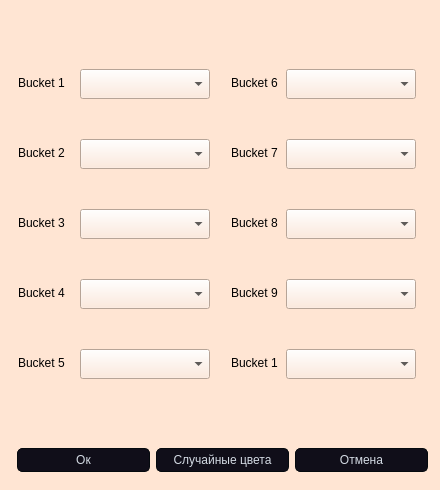
This is window_colors.ui in dxdate/VEDRA as Qt 5 draws it before an edit. The edited form follows.
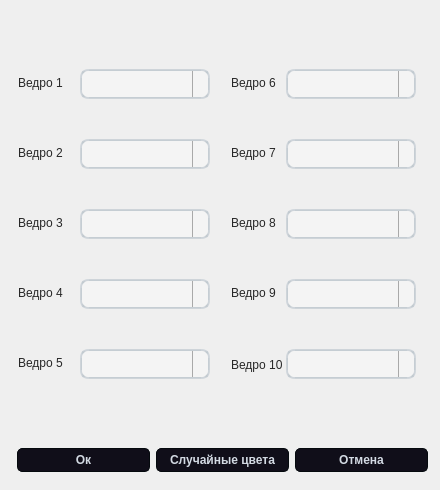
This is the edited form. Icons and pictures are not drawn.

Diff of the .ui file:
```diff
--- a/window_colors.ui
+++ b/window_colors.ui
@@ -26,7 +26,434 @@
    <string>Настройки цвета</string>
   </property>
   <property name="styleSheet">
-   <string notr="true">background-color: rgb(255, 229, 211);</string>
+   <string notr="true">
+QMainWindow {
+    background-color:#ececec;
+}
+QPushButton, QToolButton, QCommandLinkButton{
+    padding: 0 5px 0 5px;
+    border-style: solid;
+    border-top-color: qlineargradient(spread:pad, x1:0, y1:0, x2:0, y2:1, stop:0 #c1c9cf, stop:1 #d2d8dd);
+    border-right-color: qlineargradient(spread:pad, x1:1, y1:0, x2:0, y2:0, stop:0 #c1c9cf, stop:1 #d2d8dd);
+    border-bottom-color: qlineargradient(spread:pad, x1:0, y1:1, x2:0, y2:0, stop:0 #c1c9cf, stop:1 #d2d8dd);
+    border-left-color: qlineargradient(spread:pad, x1:0, y1:0, x2:1, y2:0, stop:0 #c1c9cf, stop:1 #d2d8dd);
+    border-width: 2px;
+    border-radius: 8px;
+    color: #616161;
+    font-weight: bold;
+    background-color: qlineargradient(spread:pad, x1:0.5, y1:0, x2:0.5, y2:1, stop:0 #fbfdfd, stop:0.5 #ffffff, stop:1 #fbfdfd);
+}
+QPushButton::default, QToolButton::default, QCommandLinkButton::default{
+    border: 2px solid transparent;
+    color: #FFFFFF;
+    background-color: qlineargradient(spread:pad, x1:0.5, y1:0, x2:0.5, y2:1, stop:0 #84afe5, stop:1 #1168e4);
+}
+QPushButton:hover, QToolButton:hover, QCommandLinkButton:hover{
+    color: #3d3d3d;
+}
+QPushButton:pressed, QToolButton:pressed, QCommandLinkButton:pressed{
+    color: #aeaeae;
+    background-color: qlineargradient(spread:pad, x1:0.5, y1:0, x2:0.5, y2:1, stop:0 #ffffff, stop:0.5 #fbfdfd, stop:1 #ffffff);
+}
+QPushButton:disabled, QToolButton:disabled, QCommandLinkButton:disabled{
+    color: #616161;
+    background-color: qlineargradient(spread:pad, x1:0.5, y1:0, x2:0.5, y2:1, stop:0 #dce7eb, stop:0.5 #e0e8eb, stop:1 #dee7ec);
+}
+QLineEdit, QTextEdit, QPlainTextEdit, QSpinBox, QDoubleSpinBox, QTimeEdit, QDateEdit, QDateTimeEdit {
+    border-width: 2px;
+    border-radius: 8px;
+    border-style: solid;
+    border-top-color: qlineargradient(spread:pad, x1:0.5, y1:1, x2:0.5, y2:0, stop:0 #c1c9cf, stop:1 #d2d8dd);
+    border-right-color: qlineargradient(spread:pad, x1:0, y1:0, x2:1, y2:0, stop:0 #c1c9cf, stop:1 #d2d8dd);
+    border-bottom-color: qlineargradient(spread:pad, x1:0.5, y1:0, x2:0.5, y2:1, stop:0 #c1c9cf, stop:1 #d2d8dd);
+    border-left-color: qlineargradient(spread:pad, x1:1, y1:0, x2:0, y2:0, stop:0 #c1c9cf, stop:1 #d2d8dd);
+    background-color: #f4f4f4;
+    color: #3d3d3d;
+}
+QLineEdit:focus, QTextEdit:focus, QPlainTextEdit:focus, QSpinBox:focus, QDoubleSpinBox:focus, QTimeEdit:focus, QDateEdit:focus, QDateTimeEdit:focus {
+    border-width: 2px;
+    border-radius: 8px;
+    border-style: solid;
+    border-top-color: qlineargradient(spread:pad, x1:0.5, y1:1, x2:0.5, y2:0, stop:0 #85b7e3, stop:1 #9ec1db);
+    border-right-color: qlineargradient(spread:pad, x1:0, y1:0, x2:1, y2:0, stop:0 #85b7e3, stop:1 #9ec1db);
+    border-bottom-color: qlineargradient(spread:pad, x1:0.5, y1:0, x2:0.5, y2:1, stop:0 #85b7e3, stop:1 #9ec1db);
+    border-left-color: qlineargradient(spread:pad, x1:1, y1:0, x2:0, y2:0, stop:0 #85b7e3, stop:1 #9ec1db);
+    background-color: #f4f4f4;
+    color: #3d3d3d;
+}
+QLineEdit:disabled, QTextEdit:disabled, QPlainTextEdit:disabled, QSpinBox:disabled, QDoubleSpinBox:disabled, QTimeEdit:disabled, QDateEdit:disabled, QDateTimeEdit:disabled {
+    color: #b9b9b9;
+}
+QSpinBox::up-button, QDoubleSpinBox::up-button, QTimeEdit::up-button, QDateEdit::up-button, QDateTimeEdit::up-button {
+    subcontrol-origin: padding;
+    subcontrol-position: top right;
+    width: 15px;
+    color: #272727;
+    border-left-width: 1px;
+    border-left-color: darkgray;
+    border-left-style: solid;
+    border-top-right-radius: 3px;
+    padding: 3px;
+}
+QSpinBox::down-button, QDoubleSpinBox::down-button, QTimeEdit::down-button, QDateEdit::down-button, QDateTimeEdit::down-button {
+    subcontrol-origin: padding;
+    subcontrol-position: bottom right;
+    width: 15px;
+    color: #272727;
+    border-left-width: 1px;
+    border-left-color: darkgray;
+    border-left-style: solid;
+    border-bottom-right-radius: 3px;
+    padding: 3px;
+}
+QSpinBox::up-button:pressed, QDoubleSpinBox::up-button:pressed, QTimeEdit::up-button:pressed, QDateEdit::up-button:pressed, QDateTimeEdit::up-button:pressed {
+    color: #aeaeae;
+    background-color: qlineargradient(spread:pad, x1:0.5, y1:0, x2:0.5, y2:1, stop:0 #ffffff, stop:0.5 #fbfdfd, stop:1 #ffffff);
+}
+QSpinBox::down-button:pressed, QDoubleSpinBox::down-button:pressed, QTimeEdit::down-button:pressed, QDateEdit::down-button:pressed, QDateTimeEdit::down-button:pressed {
+    color: #aeaeae;
+    background-color: qlineargradient(spread:pad, x1:0.5, y1:0, x2:0.5, y2:1, stop:0 #ffffff, stop:0.5 #fbfdfd, stop:1 #ffffff);
+}
+QSpinBox::up-button:hover, QDoubleSpinBox::up-button:hover, QTimeEdit::up-button:hover, QDateEdit::up-button:hover, QDateTimeEdit::up-button:hover {
+    color: #FFFFFF;
+    border-top-right-radius: 5px;
+    background-color: qlineargradient(spread:pad, x1:0.5, y1:0, x2:0.5, y2:1, stop:0 #84afe5, stop:1 #1168e4);
+    
+}
+QSpinBox::down-button:hover, QDoubleSpinBox::down-button:hover, QTimeEdit::down-button:hover, QDateEdit::down-button:hover, QDateTimeEdit::down-button:hover {
+    color: #FFFFFF;
+    border-bottom-right-radius: 5px;
+    background-color: qlineargradient(spread:pad, x1:0.5, y1:0, x2:0.5, y2:1, stop:0 #84afe5, stop:1 #1168e4);
+}
+QSpinBox::up-arrow, QDoubleSpinBox::up-arrow, QTimeEdit::up-arrow, QDateEdit::up-arrow, QDateTimeEdit::up-arrow {
+    image: url(/usr/share/icons/Adwaita/16x16/actions/go-up-symbolic.symbolic.png);
+}
+QSpinBox::down-arrow, QDoubleSpinBox::down-arrow, QTimeEdit::down-arrow, QDateEdit::down-arrow, QDateTimeEdit::down-arrow {
+    image: url(/usr/share/icons/Adwaita/16x16/actions/go-down-symbolic.symbolic.png);
+}
+QProgressBar {
+    max-height: 8px;
+    text-align: center;
+    font: italic bold 11px;
+    color: #3d3d3d;
+    border: 1px solid transparent;
+    border-radius:4px;
+    background-color: qlineargradient(spread:pad, x1:0, y1:0, x2:0, y2:1, stop:0 #ddd5d5, stop:0.5 #dad3d3, stop:1 #ddd5d5);
+}
+QProgressBar::chunk {
+    background-color: qlineargradient(spread:pad, x1:0, y1:0, x2:0, y2:1, stop:0 #467dd1, stop:0.5 #3b88fc, stop:1 #467dd1);
+    border-radius: 4px;
+}
+QProgressBar:disabled {
+    color: #616161;
+}
+QProgressBar::chunk:disabled {
+    background-color: #aeaeae;
+}
+QSlider::groove {
+    border: 1px solid #bbbbbb;
+    background-color: #52595d;
+    border-radius: 4px;
+}
+QSlider::groove:horizontal {
+    height: 6px;
+}
+QSlider::groove:vertical {
+    width: 6px;
+}
+QSlider::handle:horizontal {
+    background: #ffffff;
+    border-style: solid;
+    border-width: 1px;
+    border-color: rgb(207,207,207);
+    width: 12px;
+    margin: -5px 0;
+    border-radius: 7px;
+}
+QSlider::handle:vertical {
+    background: #ffffff;
+    border-style: solid;
+    border-width: 1px;
+    border-color: rgb(207,207,207);
+    height: 12px;
+    margin: 0 -5px;
+    border-radius: 7px;
+}
+QSlider::add-page, QSlider::sub-page {
+    border: 1px transparent;
+    background-color: #52595d;
+    border-radius: 4px;
+}
+QSlider::add-page:horizontal {
+    background: qlineargradient(spread:pad, x1:0, y1:0, x2:0, y2:1, stop:0 #ddd5d5, stop:0.5 #dad3d3, stop:1 #ddd5d5);
+}
+QSlider::sub-page:horizontal {
+    background-color: qlineargradient(spread:pad, x1:0, y1:0, x2:1, y2:0, stop:0 #467dd1, stop:0.5 #3b88fc, stop:1 #467dd1);
+}
+QSlider::add-page:vertical {
+    background-color: qlineargradient(spread:pad, x1:0, y1:0, x2:0, y2:1, stop:0 #467dd1, stop:0.5 #3b88fc, stop:1 #467dd1);
+}
+QSlider::sub-page:vertical {
+    background: qlineargradient(spread:pad, x1:0, y1:0, x2:1, y2:0, stop:0 #ddd5d5, stop:0.5 #dad3d3, stop:1 #ddd5d5);
+}
+QSlider::add-page:horizontal:disabled, QSlider::sub-page:horizontal:disabled, QSlider::add-page:vertical:disabled, QSlider::sub-page:vertical:disabled {
+    background: #b9b9b9;
+}
+QComboBox, QFontComboBox {
+    border-width: 2px;
+    border-radius: 8px;
+    border-style: solid;
+    border-top-color: qlineargradient(spread:pad, x1:0.5, y1:1, x2:0.5, y2:0, stop:0 #c1c9cf, stop:1 #d2d8dd);
+    border-right-color: qlineargradient(spread:pad, x1:0, y1:0, x2:1, y2:0, stop:0 #c1c9cf, stop:1 #d2d8dd);
+    border-bottom-color: qlineargradient(spread:pad, x1:0.5, y1:0, x2:0.5, y2:1, stop:0 #c1c9cf, stop:1 #d2d8dd);
+    border-left-color: qlineargradient(spread:pad, x1:1, y1:0, x2:0, y2:0, stop:0 #c1c9cf, stop:1 #d2d8dd);
+    background-color: #f4f4f4;
+    color: #272727;
+    padding-left: 5px;
+}
+QComboBox:editable, QComboBox:!editable, QComboBox::drop-down:editable, QComboBox:!editable:on, QComboBox::drop-down:editable:on {
+    background: #ffff;
+}
+QComboBox::drop-down {
+    subcontrol-origin: padding;
+    subcontrol-position: top right;
+    width: 15px;
+    color: #272727;
+    border-left-width: 1px;
+    border-left-color: darkgray;
+    border-left-style: solid;
+    border-top-right-radius: 3px;
+    border-bottom-right-radius: 3px;
+}
+QComboBox::down-arrow {
+    image: url(/usr/share/icons/Adwaita/16x16/actions/go-down-symbolic.symbolic.png); /*Adawaita icon thene*/
+}
+
+QComboBox::down-arrow:on {
+    top: 1px;
+    left: 1px;
+}
+QComboBox QAbstractItemView {
+    border: 1px solid darkgray;
+    border-radius: 8px;
+    selection-background-color: #dadada;
+    selection-color: #272727;
+    color: #272727;
+    background: white;
+}
+QLabel, QCheckBox, QRadioButton {
+    color: #272727;
+}
+QCheckBox {
+    padding: 2px;
+}
+QCheckBox:disabled, QRadioButton:disabled {
+    color: #808086;
+    padding: 2px;
+}
+
+QCheckBox:hover {
+    border-radius:4px;
+    border-style:solid;
+    padding-left: 1px;
+    padding-right: 1px;
+    padding-bottom: 1px;
+    padding-top: 1px;
+    border-width:1px;
+    border-color: transparent;
+}
+QCheckBox::indicator:checked {
+    image: url(/usr/share/icons/Adwaita/16x16/actions/object-select-symbolic.symbolic.png);
+    height: 15px;
+    width: 15px;
+    border-style:solid;
+    border-width: 1px;
+    border-color: #48a5fd;
+    color: #ffffff;
+    border-radius: 3px;
+    background-color: qlineargradient(spread:pad, x1:0, y1:0, x2:0, y2:1, stop:0 #48a5fd, stop:0.5 #329cfb, stop:1 #48a5fd);
+}
+QCheckBox::indicator:unchecked {
+    
+    height: 15px;
+    width: 15px;
+    border-style:solid;
+    border-width: 1px;
+    border-color: #48a5fd;
+    border-radius: 3px;
+    background-color: #fbfdfa;
+}
+QLCDNumber {
+    color: #616161;;
+}
+QMenuBar {
+    background-color: #ececec;
+}
+QMenuBar::item {
+    color: #616161;
+    spacing: 3px;
+    padding: 1px 4px;
+    background-color: #ececec;
+}
+
+QMenuBar::item:selected {
+    background-color: #dadada;
+    color: #3d3d3d;
+}
+QMenu {
+    background-color: #ececec;
+}
+QMenu::item:selected {
+    background-color: #dadada;
+    color: #3d3d3d;
+}
+QMenu::item {
+    color: #616161;;
+    background-color: #e0e0e0;
+}
+QTabWidget {
+    color:rgb(0,0,0);
+    background-color:#000000;
+}
+QTabWidget::pane {
+    border-color: #050a0e;
+    background-color: #e0e0e0;
+    border-width: 1px;
+    border-radius: 4px;
+    position: absolute;
+    top: -0.5em;
+    padding-top: 0.5em;
+}
+
+QTabWidget::tab-bar {
+    alignment: center;
+}
+
+QTabBar::tab {
+    border-bottom: 1px solid #c0c0c0;
+    padding: 3px;
+    color: #272727;
+    background-color: #fefefc;
+    margin-left:0px;
+}
+QTabBar::tab:!last {
+    border-right: 1px solid;
+    border-right-color: #c0c0c0;
+    border-bottom-color: #c0c0c0;
+}
+QTabBar::tab:first {
+    border-top-left-radius: 4px;
+    border-bottom-left-radius: 4px;
+}
+QTabBar::tab:last {
+    border-top-right-radius: 4px;
+    border-bottom-right-radius: 4px;
+}
+QTabBar::tab:selected, QTabBar::tab:last:selected, QTabBar::tab:hover {
+    color: #FFFFFF;
+    background-color: qlineargradient(spread:pad, x1:0.5, y1:0, x2:0.5, y2:1, stop:0 #84afe5, stop:1 #1168e4);
+}
+QRadioButton::indicator {
+    height: 14px;
+    width: 14px;
+    border-style:solid;
+    border-radius:7px;
+    border-width: 1px;
+}
+QRadioButton::indicator:checked {
+    border-color: #48a5fd;
+    background-color: qradialgradient(cx:0.5, cy:0.5, radius:0.4,fx:0.5, fy:0.5, stop:0 #ffffff, stop:0.5 #ffffff, stop:0.6 #48a5fd, stop:1 #48a5fd);
+}
+QRadioButton::indicator:!checked {
+    border-color: #a9b7c6;
+    background-color: #fbfdfa;
+}
+QStatusBar {
+    color:#027f7f;
+}
+
+QDial {
+    background: #16a085;
+}
+
+QToolBox {
+    color: #a9b7c6;
+    background-color: #222b2e;
+}
+QToolBox::tab {
+    color: #a9b7c6;
+    background-color:#222b2e;
+}
+QToolBox::tab:selected {
+    color: #FFFFFF;
+    background-color:#222b2e;
+}
+QScrollArea {
+    color: #FFFFFF;
+    background-color:#222b2e;
+}
+
+QScrollBar:horizontal {
+	max-height: 10px;
+	border: 1px transparent grey;
+	margin: 0px 20px 0px 20px;
+	background: transparent;
+}
+QScrollBar:vertical {
+	max-width: 10px;
+	border: 1px transparent grey;
+	margin: 20px 0px 20px 0px;
+	background: transparent;
+}
+QScrollBar::handle:vertical, QScrollBar::handle:horizontal {
+	background: #52595d;
+	border-style: transparent;
+	border-radius: 4px;
+	min-height: 25px;
+}
+QScrollBar::handle:horizontal:hover, QScrollBar::handle:vertical:hover {
+	background: qlineargradient(spread:pad, x1:0, y1:0, x2:1, y2:0, stop:0 #467dd1, stop:0.5 #3b88fc, stop:1 #467dd1);
+}
+QScrollBar::add-line, QScrollBar::sub-line {
+    border: 2px transparent grey;
+    border-radius: 4px;
+    subcontrol-origin: margin;
+    background: #b9b9b9;
+}
+QScrollBar::add-line:horizontal {
+    width: 20px;
+    subcontrol-position: right;
+}
+QScrollBar::add-line:vertical {
+    height: 20px;
+    subcontrol-position: bottom;
+}
+QScrollBar::sub-line:horizontal {
+    width: 20px;
+    subcontrol-position: left;
+}
+QScrollBar::sub-line:vertical {
+    height: 20px;
+    subcontrol-position: top;
+}
+QScrollBar::add-line:vertical:pressed, QScrollBar::add-line:horizontal:pressed, QScrollBar::sub-line:horizontal:pressed, QScrollBar::sub-line:vertical:pressed {
+    background: qlineargradient(spread:pad, x1:0, y1:0, x2:1, y2:0, stop:0 #467dd1, stop:0.5 #3b88fc, stop:1 #467dd1);
+}
+QScrollBar::add-page:horizontal, QScrollBar::sub-page:horizontal, QScrollBar::add-page:vertical, QScrollBar::sub-page:vertical {
+    background: none;
+}
+QScrollBar::up-arrow:vertical {
+    image: url(/usr/share/icons/Adwaita/16x16/actions/go-up-symbolic.symbolic.png);
+}
+QScrollBar::down-arrow:vertical {
+    image: url(/usr/share/icons/Adwaita/16x16/actions/go-down-symbolic.symbolic.png);
+}
+QScrollBar::left-arrow:horizontal {
+    image: url(/usr/share/icons/Adwaita/16x16/actions/go-previous-symbolic.symbolic.png);
+}
+QScrollBar::right-arrow:horizontal {
+    image: url(/usr/share/icons/Adwaita/16x16/actions/go-next-symbolic.symbolic.png);
+}</string>
   </property>
   <widget class="QWidget" name="horizontalLayoutWidget">
    <property name="geometry">
@@ -218,7 +645,7 @@
     </rect>
    </property>
    <property name="text">
-    <string>Bucket 1</string>
+    <string>Ведро 1</string>
    </property>
   </widget>
   <widget class="QComboBox" name="color_box_9">
@@ -264,7 +691,7 @@
     </rect>
    </property>
    <property name="text">
-    <string>Bucket 2</string>
+    <string>Ведро 2</string>
    </property>
   </widget>
   <widget class="QLabel" name="color_b_5">
@@ -277,7 +704,7 @@
     </rect>
    </property>
    <property name="text">
-    <string>Bucket 5</string>
+    <string>Ведро 5</string>
    </property>
   </widget>
   <widget class="QLabel" name="color_b_6">
@@ -290,7 +717,7 @@
     </rect>
    </property>
    <property name="text">
-    <string>Bucket 6</string>
+    <string>Ведро 6</string>
    </property>
   </widget>
   <widget class="QLabel" name="color_b_8">
@@ -303,7 +730,7 @@
     </rect>
    </property>
    <property name="text">
-    <string>Bucket 8</string>
+    <string>Ведро 8</string>
    </property>
   </widget>
   <widget class="QComboBox" name="color_box_8">
@@ -351,12 +778,12 @@
     <rect>
      <x>231</x>
      <y>355</y>
-     <width>47</width>
-     <height>16</height>
+     <width>61</width>
+     <height>20</height>
     </rect>
    </property>
    <property name="text">
-    <string>Bucket 10</string>
+    <string>Ведро 10</string>
    </property>
   </widget>
   <widget class="QLabel" name="color_b_7">
@@ -369,7 +796,7 @@
     </rect>
    </property>
    <property name="text">
-    <string>Bucket 7</string>
+    <string>Ведро 7</string>
    </property>
   </widget>
   <widget class="QLabel" name="color_b_4">
@@ -382,7 +809,7 @@
     </rect>
    </property>
    <property name="text">
-    <string>Bucket 4</string>
+    <string>Ведро 4</string>
    </property>
   </widget>
   <widget class="QLabel" name="color_b_9">
@@ -395,7 +822,7 @@
     </rect>
    </property>
    <property name="text">
-    <string>Bucket 9</string>
+    <string>Ведро 9</string>
    </property>
   </widget>
   <widget class="QComboBox" name="color_box_10">
@@ -418,7 +845,7 @@
     </rect>
    </property>
    <property name="text">
-    <string>Bucket 3</string>
+    <string>Ведро 3</string>
    </property>
   </widget>
   <widget class="QComboBox" name="color_box_2">
```
